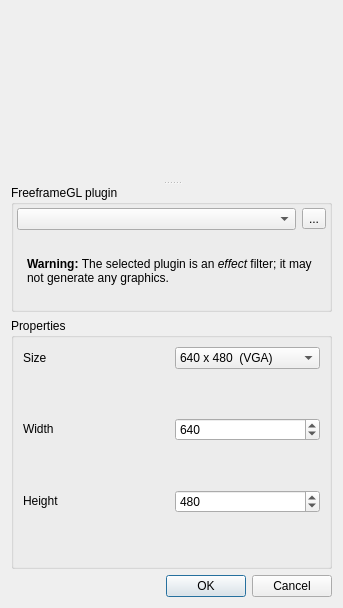
Qt form src/FFGLSourceCreationDialog.ui (markus-wa/glmixer-mirror) before a commit.
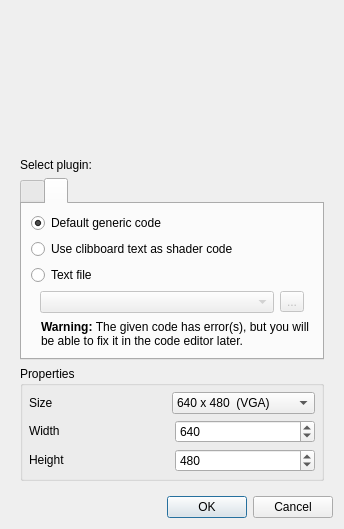
The same form after that commit. The open tabs and pages were chosen to show the change. Icons and pictures are not drawn. Custom widgets are drawn as their Qt base class.

Commit message: Implementation of new Plugin Source creation

What changed in the file:
```diff
--- a/src/FFGLSourceCreationDialog.ui
+++ b/src/FFGLSourceCreationDialog.ui
@@ -6,26 +6,22 @@
    <rect>
     <x>0</x>
     <y>0</y>
-    <width>343</width>
-    <height>608</height>
+    <width>344</width>
+    <height>481</height>
    </rect>
   </property>
   <property name="windowTitle">
-   <string>FreeframeGL source</string>
+   <string>GLMixer Plugin source</string>
   </property>
   <property name="windowIcon">
    <iconset resource="../icons.qrc">
-    <normaloff>:/glmixer/icons/ffgl-source.png</normaloff>:/glmixer/icons/ffgl-source.png</iconset>
+    <normaloff>:/glmixer/icons/plugin-small.png</normaloff>:/glmixer/icons/plugin-small.png</iconset>
   </property>
   <layout class="QVBoxLayout" name="verticalLayout_3">
    <item>
-    <widget class="QSplitter" name="splitter">
-     <property name="orientation">
-      <enum>Qt::Vertical</enum>
-     </property>
      <widget class="SourceDisplayWidget" name="preview" native="true">
       <property name="sizePolicy">
-       <sizepolicy hsizetype="Preferred" vsizetype="Expanding">
+      <sizepolicy hsizetype="Expanding" vsizetype="Expanding">
         <horstretch>0</horstretch>
         <verstretch>0</verstretch>
        </sizepolicy>
@@ -37,39 +33,122 @@
        </size>
       </property>
      </widget>
-     <widget class="QWidget" name="layoutWidget">
+   </item>
+   <item>
+    <widget class="QWidget" name="widget" native="true">
+     <property name="sizePolicy">
+      <sizepolicy hsizetype="Preferred" vsizetype="Preferred">
+       <horstretch>0</horstretch>
+       <verstretch>0</verstretch>
+      </sizepolicy>
+     </property>
       <layout class="QVBoxLayout" name="verticalLayout_2">
        <item>
-        <widget class="QGroupBox" name="groupBox">
+       <widget class="QLabel" name="label">
+        <property name="text">
+         <string>Select plugin:</string>
+        </property>
+       </widget>
+      </item>
+      <item>
+       <widget class="QTabWidget" name="tabWidget">
+        <property name="enabled">
+         <bool>true</bool>
+        </property>
          <property name="sizePolicy">
-          <sizepolicy hsizetype="Preferred" vsizetype="Maximum">
+         <sizepolicy hsizetype="Preferred" vsizetype="Fixed">
            <horstretch>0</horstretch>
            <verstretch>0</verstretch>
           </sizepolicy>
          </property>
-         <property name="title">
-          <string>FreeframeGL plugin</string>
-         </property>
-         <property name="flat">
-          <bool>true</bool>
-         </property>
+        <property name="currentIndex">
+         <number>0</number>
+        </property>
+        <property name="iconSize">
+         <size>
+          <width>120</width>
+          <height>20</height>
+         </size>
+        </property>
+        <widget class="QWidget" name="tabFreeframe">
+         <attribute name="icon">
+          <iconset resource="../icons.qrc">
+           <normaloff>:/glmixer/icons/freeframe.png</normaloff>:/glmixer/icons/freeframe.png</iconset>
+         </attribute>
+         <attribute name="title">
+          <string/>
+         </attribute>
          <layout class="QVBoxLayout" name="verticalLayout">
-          <property name="leftMargin">
+          <property name="margin">
            <number>3</number>
           </property>
-          <property name="topMargin">
-           <number>3</number>
-          </property>
-          <property name="rightMargin">
-           <number>3</number>
-          </property>
-          <property name="bottomMargin">
-           <number>3</number>
-          </property>
+          <item>
+           <widget class="QRadioButton" name="freeframeEmbededPlugin">
+            <property name="text">
+             <string>Embeded plugin</string>
+            </property>
+            <property name="checked">
+             <bool>true</bool>
+            </property>
+           </widget>
+          </item>
+          <item>
+           <widget class="QComboBox" name="freeframeEmbededList">
+            <item>
+             <property name="text">
+              <string/>
+             </property>
+            </item>
           <item>
+             <property name="text">
+              <string>Screen capture </string>
+             </property>
+             <property name="icon">
+              <iconset resource="../icons.qrc">
+               <normaloff>:/glmixer/icons/display-capture.png</normaloff>:/glmixer/icons/display-capture.png</iconset>
+             </property>
+            </item>
+            <item>
+             <property name="text">
+              <string>Webcam</string>
+             </property>
+             <property name="icon">
+              <iconset resource="../icons.qrc">
+               <normaloff>:/glmixer/icons/webcam.png</normaloff>:/glmixer/icons/webcam.png</iconset>
+             </property>
+            </item>
+           </widget>
+          </item>
+          <item>
+           <widget class="QRadioButton" name="freeframeFilePlugin">
+            <property name="text">
+             <string>Plugin file</string>
+            </property>
+           </widget>
+          </item>
+          <item>
+           <widget class="QWidget" name="widgetSelectPluginFile" native="true">
+            <property name="enabled">
+             <bool>false</bool>
+            </property>
+            <property name="sizePolicy">
+             <sizepolicy hsizetype="Preferred" vsizetype="Maximum">
+              <horstretch>0</horstretch>
+              <verstretch>0</verstretch>
+             </sizepolicy>
+            </property>
            <layout class="QHBoxLayout" name="horizontalLayout">
+             <property name="leftMargin">
+              <number>3</number>
+             </property>
+             <property name="topMargin">
+              <number>0</number>
+             </property>
+             <property name="bottomMargin">
+              <number>0</number>
+             </property>
             <item>
-             <widget class="QComboBox" name="pluginFileList">
+              <widget class="QComboBox" name="freeframeFileList">
               <property name="toolTip">
                <string>Select a FreeFrame plugin</string>
               </property>
@@ -94,7 +173,7 @@
              </widget>
             </item>
             <item>
-             <widget class="QToolButton" name="openfile">
+              <widget class="QToolButton" name="freeframeOpenfile">
               <property name="toolTip">
                <string>Browse to open a shared library file (.dll, .so or .bundle).</string>
               </property>
@@ -108,11 +187,12 @@
              </widget>
             </item>
            </layout>
+           </widget>
           </item>
           <item>
-           <widget class="QLabel" name="labelWarninEffect">
+           <widget class="QLabel" name="freeframeLabelWarning">
             <property name="sizePolicy">
-             <sizepolicy hsizetype="Preferred" vsizetype="Minimum">
+             <sizepolicy hsizetype="Preferred" vsizetype="Maximum">
               <horstretch>0</horstretch>
               <verstretch>0</verstretch>
              </sizepolicy>
@@ -133,11 +213,147 @@
           </item>
          </layout>
         </widget>
+        <widget class="QWidget" name="tabShadertoy">
+         <attribute name="icon">
+          <iconset resource="../icons.qrc">
+           <normaloff>:/glmixer/icons/shadertoy_black.png</normaloff>:/glmixer/icons/shadertoy_black.png</iconset>
+         </attribute>
+         <attribute name="title">
+          <string/>
+         </attribute>
+         <layout class="QVBoxLayout" name="verticalLayout_4">
+          <item>
+           <widget class="QRadioButton" name="shadertoyGeneric">
+            <property name="sizePolicy">
+             <sizepolicy hsizetype="Minimum" vsizetype="Maximum">
+              <horstretch>0</horstretch>
+              <verstretch>0</verstretch>
+             </sizepolicy>
+            </property>
+            <property name="text">
+             <string>Default generic code</string>
+            </property>
+            <property name="checked">
+             <bool>true</bool>
+            </property>
+           </widget>
+          </item>
+          <item>
+           <widget class="QRadioButton" name="shadertoyClipboard">
+            <property name="sizePolicy">
+             <sizepolicy hsizetype="Minimum" vsizetype="Maximum">
+              <horstretch>0</horstretch>
+              <verstretch>0</verstretch>
+             </sizepolicy>
+            </property>
+            <property name="text">
+             <string>Use clibboard text as shader code</string>
+            </property>
+           </widget>
+          </item>
+          <item>
+           <widget class="QRadioButton" name="shadertoyFile">
+            <property name="sizePolicy">
+             <sizepolicy hsizetype="Minimum" vsizetype="Maximum">
+              <horstretch>0</horstretch>
+              <verstretch>0</verstretch>
+             </sizepolicy>
+            </property>
+            <property name="text">
+             <string>Text file</string>
+            </property>
+           </widget>
+          </item>
+          <item>
+           <widget class="QWidget" name="widgetSelectGLSLFile" native="true">
+            <property name="enabled">
+             <bool>false</bool>
+            </property>
+            <property name="sizePolicy">
+             <sizepolicy hsizetype="Preferred" vsizetype="Maximum">
+              <horstretch>0</horstretch>
+              <verstretch>0</verstretch>
+             </sizepolicy>
+            </property>
+            <layout class="QHBoxLayout" name="horizontalLayout_3">
+             <property name="topMargin">
+              <number>0</number>
+             </property>
+             <property name="bottomMargin">
+              <number>0</number>
+             </property>
+             <item>
+              <widget class="QComboBox" name="shadertoyFileList">
+               <property name="toolTip">
+                <string>Select a text file</string>
+               </property>
+               <property name="editable">
+                <bool>false</bool>
+               </property>
+               <property name="maxCount">
+                <number>10</number>
+               </property>
+               <property name="insertPolicy">
+                <enum>QComboBox::InsertAtTop</enum>
+               </property>
+               <property name="sizeAdjustPolicy">
+                <enum>QComboBox::AdjustToMinimumContentsLength</enum>
+               </property>
+               <property name="duplicatesEnabled">
+                <bool>false</bool>
+               </property>
+               <property name="frame">
+                <bool>true</bool>
+               </property>
+              </widget>
+             </item>
+             <item>
+              <widget class="QToolButton" name="shadertoyOpenFile">
+               <property name="toolTip">
+                <string>Browse to open a text file (.txt, .glsl, etc.).</string>
+               </property>
+               <property name="text">
+                <string>...</string>
+               </property>
+               <property name="icon">
+                <iconset resource="../icons.qrc">
+                 <normaloff>:/glmixer/icons/folderopen.png</normaloff>:/glmixer/icons/folderopen.png</iconset>
+               </property>
+              </widget>
+             </item>
+            </layout>
+           </widget>
+          </item>
+          <item>
+           <widget class="QLabel" name="shadertoyLabelWarning">
+            <property name="sizePolicy">
+             <sizepolicy hsizetype="Preferred" vsizetype="Maximum">
+              <horstretch>0</horstretch>
+              <verstretch>0</verstretch>
+             </sizepolicy>
+            </property>
+            <property name="text">
+             <string>&lt;html&gt;&lt;head/&gt;&lt;body&gt;&lt;p&gt;&lt;span style=&quot; font-weight:600;&quot;&gt;Warning: &lt;/span&gt;The given code has error(s), but you will be able to fix it in the code editor later.&lt;/p&gt;&lt;/body&gt;&lt;/html&gt;</string>
+            </property>
+            <property name="wordWrap">
+             <bool>true</bool>
+            </property>
+            <property name="indent">
+             <number>10</number>
+            </property>
+            <property name="textInteractionFlags">
+             <set>Qt::NoTextInteraction</set>
+            </property>
+           </widget>
+          </item>
+         </layout>
+        </widget>
+       </widget>
        </item>
        <item>
         <widget class="QGroupBox" name="sizeGroupBox">
          <property name="sizePolicy">
-          <sizepolicy hsizetype="Expanding" vsizetype="Preferred">
+         <sizepolicy hsizetype="Expanding" vsizetype="Maximum">
            <horstretch>0</horstretch>
            <verstretch>0</verstretch>
           </sizepolicy>
@@ -149,22 +365,41 @@
           <bool>true</bool>
          </property>
          <layout class="QVBoxLayout" name="PropertiesLayout">
+         <property name="spacing">
+          <number>6</number>
+         </property>
+         <property name="margin">
+          <number>6</number>
+         </property>
           <item>
+          <widget class="QWidget" name="widget" native="true">
+           <property name="sizePolicy">
+            <sizepolicy hsizetype="Preferred" vsizetype="Maximum">
+             <horstretch>0</horstretch>
+             <verstretch>0</verstretch>
+            </sizepolicy>
+           </property>
            <layout class="QHBoxLayout" name="horizontalLayout_2">
+            <property name="margin">
+             <number>0</number>
+            </property>
             <item>
              <widget class="QLabel" name="label_3">
-              <property name="text">
-               <string>Size   </string>
+              <property name="sizePolicy">
+               <sizepolicy hsizetype="Preferred" vsizetype="Maximum">
+                <horstretch>0</horstretch>
+                <verstretch>0</verstretch>
+               </sizepolicy>
               </property>
-              <property name="buddy">
-               <cstring>presetsSizeComboBox</cstring>
+              <property name="text">
+               <string>Size</string>
               </property>
              </widget>
             </item>
             <item>
              <widget class="QComboBox" name="presetsSizeComboBox">
               <property name="sizePolicy">
-               <sizepolicy hsizetype="Minimum" vsizetype="Fixed">
+               <sizepolicy hsizetype="Minimum" vsizetype="Maximum">
                 <horstretch>0</horstretch>
                 <verstretch>0</verstretch>
                </sizepolicy>
@@ -268,20 +503,18 @@
              </widget>
             </item>
            </layout>
+          </widget>
           </item>
           <item>
            <widget class="QWidget" name="sizeGrid" native="true">
+           <property name="sizePolicy">
+            <sizepolicy hsizetype="Preferred" vsizetype="Maximum">
+             <horstretch>0</horstretch>
+             <verstretch>0</verstretch>
+            </sizepolicy>
+           </property>
             <layout class="QGridLayout" name="sizeGridLayout">
-             <property name="leftMargin">
-              <number>0</number>
-             </property>
-             <property name="topMargin">
-              <number>0</number>
-             </property>
-             <property name="rightMargin">
-              <number>0</number>
-             </property>
-             <property name="bottomMargin">
+            <property name="margin">
               <number>0</number>
              </property>
              <item row="0" column="0">
@@ -290,7 +523,7 @@
                 <bool>true</bool>
                </property>
                <property name="sizePolicy">
-                <sizepolicy hsizetype="Preferred" vsizetype="Fixed">
+               <sizepolicy hsizetype="Preferred" vsizetype="Maximum">
                  <horstretch>0</horstretch>
                  <verstretch>0</verstretch>
                 </sizepolicy>
@@ -298,9 +531,6 @@
                <property name="text">
                 <string>Width</string>
                </property>
-               <property name="buddy">
-                <cstring>widthSpinBox</cstring>
-               </property>
               </widget>
              </item>
              <item row="0" column="1">
@@ -308,6 +538,12 @@
                <property name="enabled">
                 <bool>true</bool>
                </property>
+              <property name="sizePolicy">
+               <sizepolicy hsizetype="Minimum" vsizetype="Maximum">
+                <horstretch>0</horstretch>
+                <verstretch>0</verstretch>
+               </sizepolicy>
+              </property>
                <property name="minimum">
                 <number>2</number>
                </property>
@@ -324,6 +560,12 @@
                <property name="enabled">
                 <bool>true</bool>
                </property>
+              <property name="sizePolicy">
+               <sizepolicy hsizetype="Minimum" vsizetype="Maximum">
+                <horstretch>0</horstretch>
+                <verstretch>0</verstretch>
+               </sizepolicy>
+              </property>
                <property name="minimum">
                 <number>2</number>
                </property>
@@ -341,7 +583,7 @@
                 <bool>true</bool>
                </property>
                <property name="sizePolicy">
-                <sizepolicy hsizetype="Preferred" vsizetype="Fixed">
+               <sizepolicy hsizetype="Preferred" vsizetype="Maximum">
                  <horstretch>0</horstretch>
                  <verstretch>0</verstretch>
                 </sizepolicy>
@@ -349,9 +591,6 @@
                <property name="text">
                 <string>Height</string>
                </property>
-               <property name="buddy">
-                <cstring>heightSpinBox</cstring>
-               </property>
               </widget>
              </item>
             </layout>
@@ -361,7 +600,6 @@
         </widget>
        </item>
       </layout>
-     </widget>
     </widget>
    </item>
    <item>
```
Left out of the diff: 139 changed lines with no effect on the pictures. Lines whose indentation alone changed are shown as unchanged. The commit also changes 8 other files.
